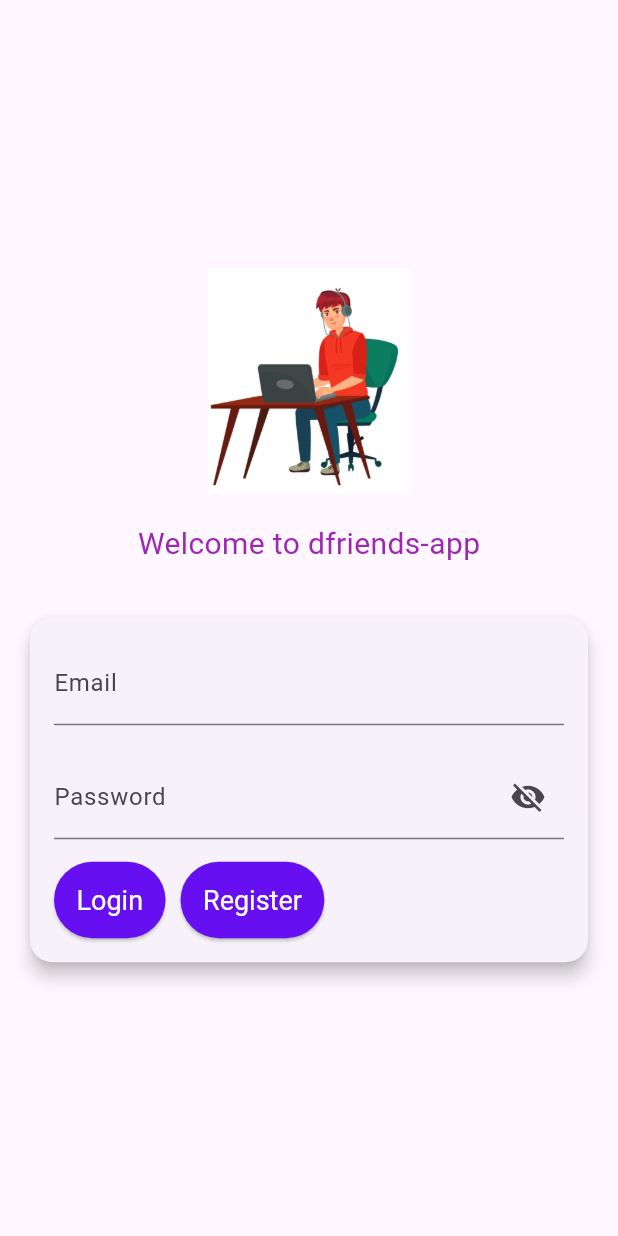
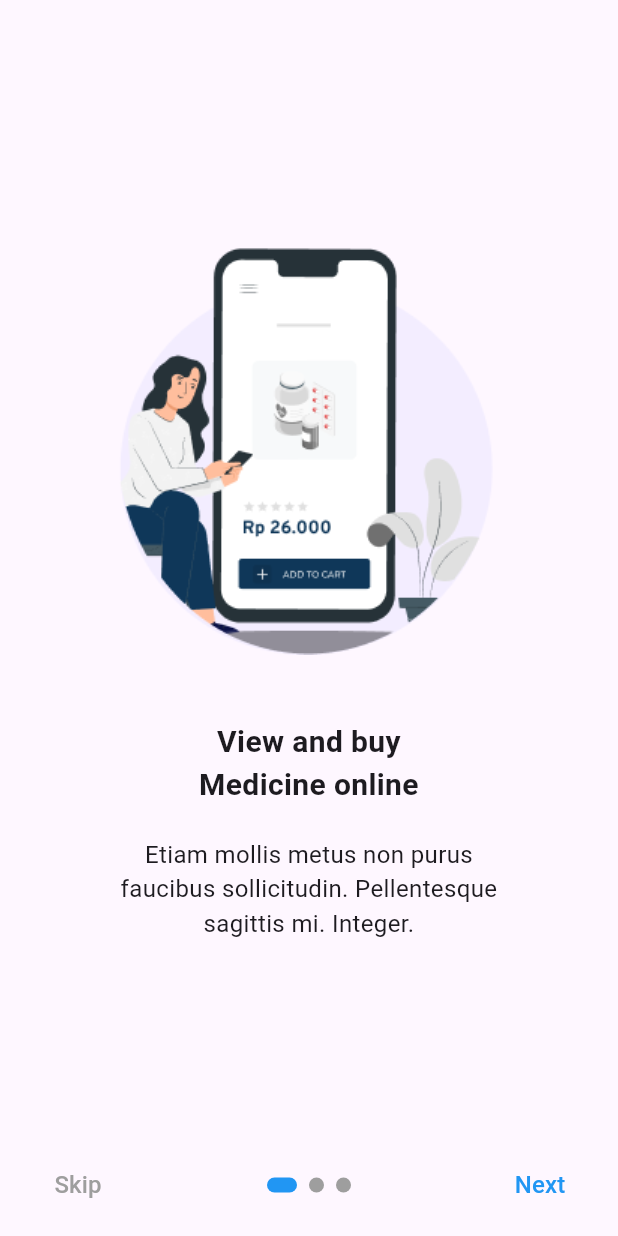
Before and after one commit to DimzsArdiminda/MedHub, a Flutter app: the screen it shows after launch, on a phone screen of 412 x 824 dp. Run offline on Flutter 3.47's test engine with Material 3 defaults, Android fonts, the phone set to English and light mode, and no system bars; drawn by our look-alikes of widget_and_text_animator; our stand-ins replace animated_text_kit.

Commit message:
feat: onBoard

```diff
--- a/lib/auth/loginPage.dart
+++ b/lib/auth/loginPage.dart
@@ -31,33 +31,16 @@ class _LoginPageState extends State<LoginPage> {
   @override
   Widget build(BuildContext context) {
     return Scaffold(
+      appBar: AppBar(
+
+      ),
       body: Padding(
         padding: const EdgeInsets.all(16.0),
         child: Center(
           child: SingleChildScrollView(
             child: Column(
               children: [
-                Image.asset(
-                  'asset/img/login.jpg',
-                  height: 150,
-                ),
-                SizedBox(height: 20),
-                WidgetAnimator(
-                incomingEffect: WidgetTransitionEffects.incomingSlideInFromBottom(),
-                child: TextAnimator("Welcome to dfriends-app",
-                  style: TextStyle(
-                    color: Colors.purple,
-                    fontSize: 20,
-                  ),
-                )
-                ),
-                SizedBox(height: 30),
-                Card(
-                  elevation: 5,
-                  shape: RoundedRectangleBorder(
-                    borderRadius: BorderRadius.circular(15),
-                  ),
-                  child: Padding(
+                Padding(
                   padding: const EdgeInsets.all(16.0),
                   child: Form(
                     key: _formKey,
@@ -133,7 +116,6 @@ class _LoginPageState extends State<LoginPage> {
                     ),
                   ),
                 ),
-                ),
               ],
             ),
           ),
--- /dev/null
+++ b/lib/onBoarding/onBoarding.dart
@@ -0,0 +1,259 @@
+// ignore_for_file: file_names, camel_case_types, avoid_unnecessary_containers, prefer_const_constructors, prefer_const_literals_to_create_immutables
+
+import 'package:dfreindsapp/auth/loginPage.dart';
+import 'package:flutter/material.dart';
+
+class OnBoarding extends StatefulWidget {
+  const OnBoarding({super.key});
+
+  @override
+  State<OnBoarding> createState() => _OnBoardingState();
+}
+
+class _OnBoardingState extends State<OnBoarding> {
+  final PageController _pageController = PageController();
+  int _currentIndex = 0;
+
+  final List<Map<String, String>> _onboardingData = [
+    {
+      "image": "asset/Onboard 1/Group 1207.png",
+      "title": "View and buy \nMedicine online",
+      "description":
+          "Etiam mollis metus non purus \nfaucibus sollicitudin. Pellentesque \nsagittis mi. Integer.",
+    },
+    {
+      "image": "asset/Onboard 2/Group 1208.png",
+      "title": "Online medical & \n Healthcare",
+      "description":
+          "Etiam mollis metus non purus \n faucibus sollicitudin. Pellentesque \n sagittis mi. Integer.",
+    },
+    {
+      "image": "asset/Onboard 2/Mask Group.png",
+      "title": "MedHub",
+      "description":
+          "Do you want some help with your \n health to get better life?",
+    },
+  ];
+
+  @override
+  Widget build(BuildContext context) {
+    return Scaffold(
+      body: Column(
+        children: [
+          Expanded(
+            child: PageView.builder(
+              controller: _pageController,
+              onPageChanged: (index) {
+                setState(() {
+                  _currentIndex = index;
+                });
+              },
+              itemCount: _onboardingData.length,
+              itemBuilder: (context, index) {
+                return Padding(
+                  padding: const EdgeInsets.all(16.0),
+                  child: Column(
+                    mainAxisAlignment: MainAxisAlignment.center,
+                    children: [
+                      Image.asset(
+                        _onboardingData[index]["image"]!,
+                        width: 300,
+                      ),
+                      SizedBox(height: 20),
+                      // Menambahkan background orange pada judul di halaman terakhir
+                      index == _onboardingData.length - 1
+                          ? Row(
+                            mainAxisAlignment: MainAxisAlignment.center,
+                            children: [
+                              Text("Welcome to ",
+                                style: TextStyle(
+                                  fontSize: 20,
+                                  fontWeight: FontWeight.bold,
+                                ),
+                              ),
+                              Container(
+                                  padding: EdgeInsets.symmetric(
+                                      horizontal: 16, vertical: 8),
+                                  decoration: BoxDecoration(
+                                    color: Colors.orange,
+                                    borderRadius: BorderRadius.circular(10),
+                                  ),
+                                  child: Text(
+                                    _onboardingData[index]["title"]!,
+                                    textAlign: TextAlign.center,
+                                    style: TextStyle(
+                                      fontSize: 20,
+                                      fontWeight: FontWeight.bold,
+                                      // color: Colors.white,
+                                    ),
+                                  ),
+                                ),
+                            ],
+                          )
+                          : Text(
+                              _onboardingData[index]["title"]!,
+                              textAlign: TextAlign.center,
+                              style: TextStyle(
+                                fontSize: 20,
+                                fontWeight: FontWeight.bold,
+                              ),
+                            ),
+                      SizedBox(height: 20),
+                      Text(
+                        _onboardingData[index]["description"]!,
+                        textAlign: TextAlign.center,
+                        style: TextStyle(fontSize: 16),
+                      ),
+                      if (index == _onboardingData.length - 1)
+                        Padding(
+                          padding: const EdgeInsets.only(top: 30),
+                          child: Column(
+                            children: [
+                              ElevatedButton(
+                                onPressed: () {
+                                  Navigator.push(
+                                      context,
+                                      MaterialPageRoute(
+                                          builder: (context) => LoginPage()));
+                                },
+                                style: ElevatedButton.styleFrom(
+                                  backgroundColor: Color(0xFF0F3759),
+                                  minimumSize: Size(double.infinity, 50),
+                                  shape: RoundedRectangleBorder(
+                                    borderRadius: BorderRadius.circular(80),
+                                  ),
+                                ),
+                                child: Text("SIGN UP WITH EMAIL",
+                                  style: TextStyle(color: Colors.white)
+                                ),
+                              ),
+                              SizedBox(height: 10),
+                                ElevatedButton(
+                                onPressed: () {},
+                                style: ElevatedButton.styleFrom(
+                                  side: BorderSide(color: Colors.grey),
+                                  minimumSize: Size(double.infinity, 50),
+                                  shape: RoundedRectangleBorder(
+                                    borderRadius: BorderRadius.circular(80),
+                                  ),
+                                ),
+                                  child: Row(
+                                    mainAxisAlignment: MainAxisAlignment.center,
+                                    children: [
+                                      Image.asset(
+                                        "asset/login/facbook logo.png",
+                                        width: 30,
+                                      ),
+                                      SizedBox(width: 15,),
+                                      Text("CONTINUE WITH FACEBOOK",
+                                        style: TextStyle(color: Colors.black)
+                                      ),
+                                    ],
+                                  ),
+                                ),
+                                SizedBox(height: 10),
+                                ElevatedButton(
+                                onPressed: () {},
+                                style: ElevatedButton.styleFrom(
+                                  side: BorderSide(color: Colors.grey),
+                                  minimumSize: Size(double.infinity, 50),
+                                  shape: RoundedRectangleBorder(
+                                    borderRadius: BorderRadius.circular(80),
+                                  ),
+                                ),
+                                child: Row(
+                                  mainAxisAlignment: MainAxisAlignment.center,
+                                  children: [
+                                    Image.asset(
+                                        "asset/login/google.png",
+                                        width: 35,
+                                      ),
+                                    SizedBox(width: 15,),
+                                    Text("CONTINUE WITH GMAIL",
+                                        style: TextStyle(color: Colors.black)
+                                      ),
+                                  ],
+                                ),
+                              ),
+                              SizedBox(height: 8),
+                              Text("LOGIN",
+                                style: TextStyle(color: Colors.grey),
+                              )
+                            ],
+                          ),
+                        ),
+                    ],
+                  ),
+                );
+              },
+            ),
+          ),
+          Padding(
+            padding: const EdgeInsets.symmetric(horizontal: 20.0, vertical: 10),
+            child: Row(
+              mainAxisAlignment: MainAxisAlignment.spaceBetween,
+              children: [
+                // Tombol Skip
+                TextButton(
+                  onPressed: () {
+                    Navigator.push(
+                        context,
+                        MaterialPageRoute(
+                            builder: (context) => LoginPage()));
+                  },
+                  child: Text(
+                    "Skip",
+                    style: TextStyle(fontSize: 16, color: Colors.grey),
+                  ),
+                ),
+                // Indikator Halaman (Dots)
+                Row(
+                  mainAxisAlignment: MainAxisAlignment.center,
+                  children: List.generate(
+                    _onboardingData.length,
+                    (index) => buildDot(index),
+                  ),
+                ),
+                // Tombol Next
+                TextButton(
+                  onPressed: () {
+                    if (_currentIndex == _onboardingData.length - 1) {
+                      Navigator.push(
+                          context,
+                          MaterialPageRoute(
+                              builder: (context) => LoginPage()));
+                    } else {
+                      _pageController.nextPage(
+                        duration: Duration(milliseconds: 300),
+                        curve: Curves.easeInOut,
+                      );
+                    }
+                  },
+                  child: Text(
+                    _currentIndex == _onboardingData.length - 1
+                        ? "Finish"
+                        : "Next",
+                    style: TextStyle(fontSize: 16, color: Colors.blue),
+                  ),
+                ),
+              ],
+            ),
+          ),
+        ],
+      ),
+    );
+  }
+
+  Widget buildDot(int index) {
+    return AnimatedContainer(
+      duration: Duration(milliseconds: 300),
+      margin: EdgeInsets.symmetric(horizontal: 4),
+      height: 10,
+      width: _currentIndex == index ? 20 : 10,
+      decoration: BoxDecoration(
+        color: _currentIndex == index ? Colors.blue : Colors.grey,
+        borderRadius: BorderRadius.circular(5),
+      ),
+    );
+  }
+}
--- a/lib/splashscreen/splash.dart
+++ b/lib/splashscreen/splash.dart
@@ -3,6 +3,7 @@
 import 'package:animated_text_kit/animated_text_kit.dart';
 import 'package:dfreindsapp/auth/loginPage.dart';
 import 'package:dfreindsapp/main_menu/menu.dart';
+import 'package:dfreindsapp/onBoarding/onBoarding.dart';
 import 'package:flutter/material.dart';
 import 'package:flutter/services.dart';
 
@@ -21,7 +22,7 @@ class _SplassScreenState extends State<SplassScreen>
     SystemChrome.setEnabledSystemUIMode(SystemUiMode.immersive);
     Future.delayed(Duration(seconds: 3), () {
       Navigator.of(context)
-          .pushReplacement(MaterialPageRoute(builder: (_) => LoginPage()));
+          .pushReplacement(MaterialPageRoute(builder: (_) => OnBoarding()));
     });
   }
 
--- a/pubspec.yaml
+++ b/pubspec.yaml
@@ -66,6 +66,12 @@ flutter:
     - asset/img/login.jpg
     - asset/splash/logo-splashscreen.png
     - asset/splash/Mask Group.png
+    - asset/Onboard 1/Group 1207.png
+    - asset/Onboard 2/Group 1208.png
+    - asset/Onboard 2/Mask Group.png
+    - asset/login/facbook logo.png
+    - asset/login/google.png
+
   #   - images/a_dot_ham.jpeg
 
   # An image asset can refer to one or more resolution-specific "variants", see
```
Also changed, not shown: asset/Onboard 2/Group 1207.png (deleted), asset/Onboard 2/Mask Group.png (added), pubspec.lock. Lines whose indentation alone changed are shown as unchanged.
